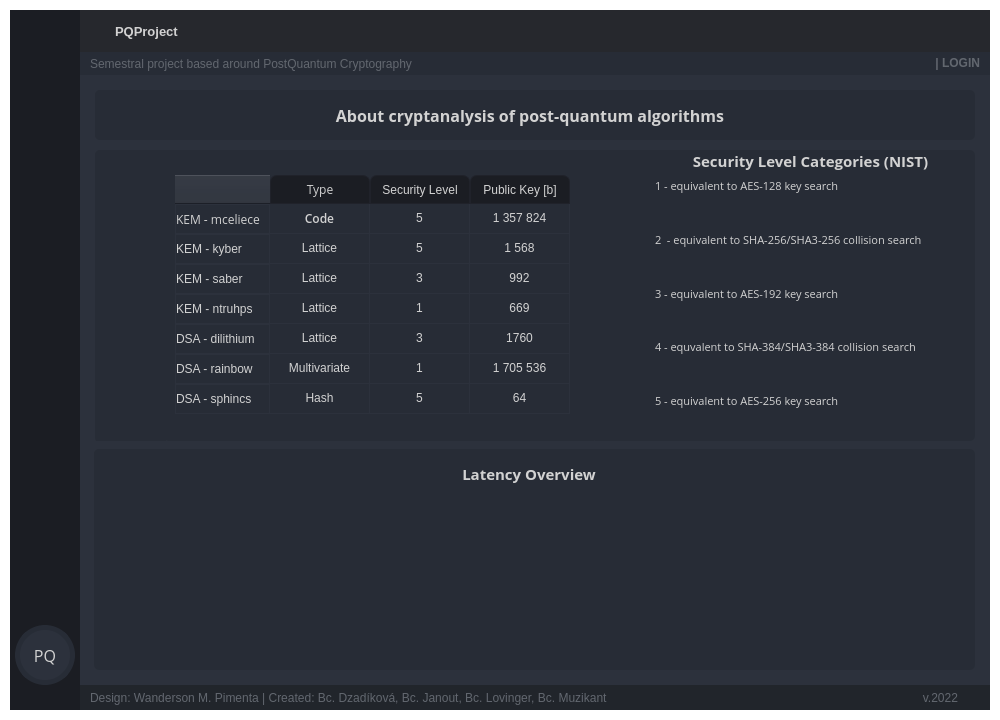
Qt form gui/GUI_BASE.ui (Muzosh/PQ-crypto-test-app) before a commit.
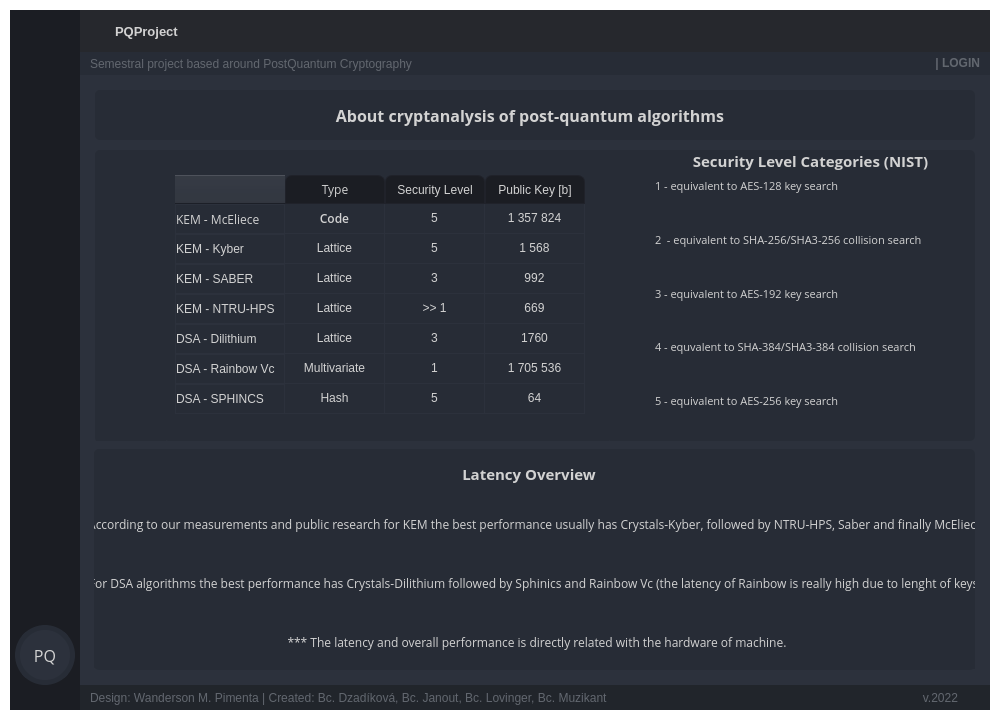
The same form after that commit. The open tabs and pages were chosen to show the change. Icons and pictures are not drawn.

Commit message: Finished page_about, fixed naming convention

What changed in the file:
```diff
--- a/gui/GUI_BASE.ui
+++ b/gui/GUI_BASE.ui
@@ -6622,7 +6622,7 @@
                         </attribute>
                         <row>
                          <property name="text">
-                          <string>KEM - mceliece</string>
+                          <string>KEM - McEliece</string>
                          </property>
                          <property name="font">
                           <font>
@@ -6632,32 +6632,32 @@
                         </row>
                         <row>
                          <property name="text">
-                          <string>KEM - kyber</string>
+                          <string>KEM - Kyber</string>
                          </property>
                         </row>
                         <row>
                          <property name="text">
-                          <string>KEM - saber</string>
+                          <string>KEM - SABER</string>
                          </property>
                         </row>
                         <row>
                          <property name="text">
-                          <string>KEM - ntruhps</string>
+                          <string>KEM - NTRU-HPS</string>
                          </property>
                         </row>
                         <row>
                          <property name="text">
-                          <string>DSA - dilithium</string>
+                          <string>DSA - Dilithium</string>
                          </property>
                         </row>
                         <row>
                          <property name="text">
-                          <string>DSA - rainbow</string>
+                          <string>DSA - Rainbow Vc</string>
                          </property>
                         </row>
                         <row>
                          <property name="text">
-                          <string>DSA - sphincs</string>
+                          <string>DSA - SPHINCS</string>
                          </property>
                         </row>
                         <column>
@@ -6781,7 +6781,7 @@
                         </item>
                         <item row="3" column="1">
                          <property name="text">
-                          <string>1</string>
+                          <string>&gt;&gt; 1</string>
                          </property>
                          <property name="textAlignment">
                           <set>AlignCenter</set>
@@ -7084,6 +7084,63 @@
                       <set>Qt::AlignCenter</set>
                      </property>
                     </widget>
+                    <widget class="QWidget" name="verticalLayoutWidget_3">
+                     <property name="geometry">
+                      <rect>
+                       <x>-1</x>
+                       <y>49</y>
+                       <width>888</width>
+                       <height>171</height>
+                      </rect>
+                     </property>
+                     <layout class="QVBoxLayout" name="about_latency_layout">
+                      <item>
+                       <widget class="QLabel" name="about_latency_text_KEM_label">
+                        <property name="font">
+                         <font>
+                          <family>Open Sans</family>
+                         </font>
+                        </property>
+                        <property name="text">
+                         <string>According to our measurements and public research for KEM the best performance usually has Crystals-Kyber, followed by NTRU-HPS, Saber and finally McEliece.</string>
+                        </property>
+                        <property name="alignment">
+                         <set>Qt::AlignCenter</set>
+                        </property>
+                       </widget>
+                      </item>
+                      <item>
+                       <widget class="QLabel" name="about_latency_text_DSA_label">
+                        <property name="font">
+                         <font>
+                          <family>Open Sans</family>
+                         </font>
+                        </property>
+                        <property name="text">
+                         <string>For DSA algorithms the best performance has Crystals-Dilithium followed by Sphinics and Rainbow Vc (the latency of Rainbow is really high due to lenght of keys).</string>
+                        </property>
+                        <property name="alignment">
+                         <set>Qt::AlignCenter</set>
+                        </property>
+                       </widget>
+                      </item>
+                      <item>
+                       <widget class="QLabel" name="about_latency_text_note_label">
+                        <property name="font">
+                         <font>
+                          <family>Open Sans</family>
+                         </font>
+                        </property>
+                        <property name="text">
+                         <string>*** The latency and overall performance is directly related with the hardware of machine.</string>
+                        </property>
+                        <property name="alignment">
+                         <set>Qt::AlignCenter</set>
+                        </property>
+                       </widget>
+                      </item>
+                     </layout>
+                    </widget>
                    </widget>
                   </widget>
                   <widget class="QWidget" name="page_widgets">
```
Left out of the diff: 52 changed lines with no effect on the pictures.
